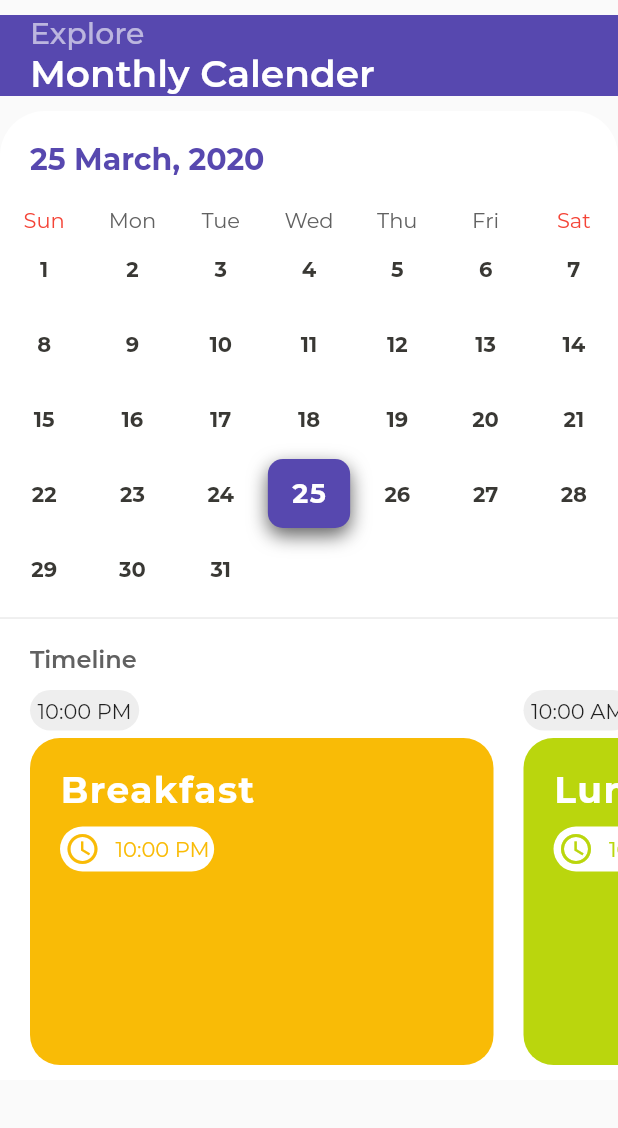
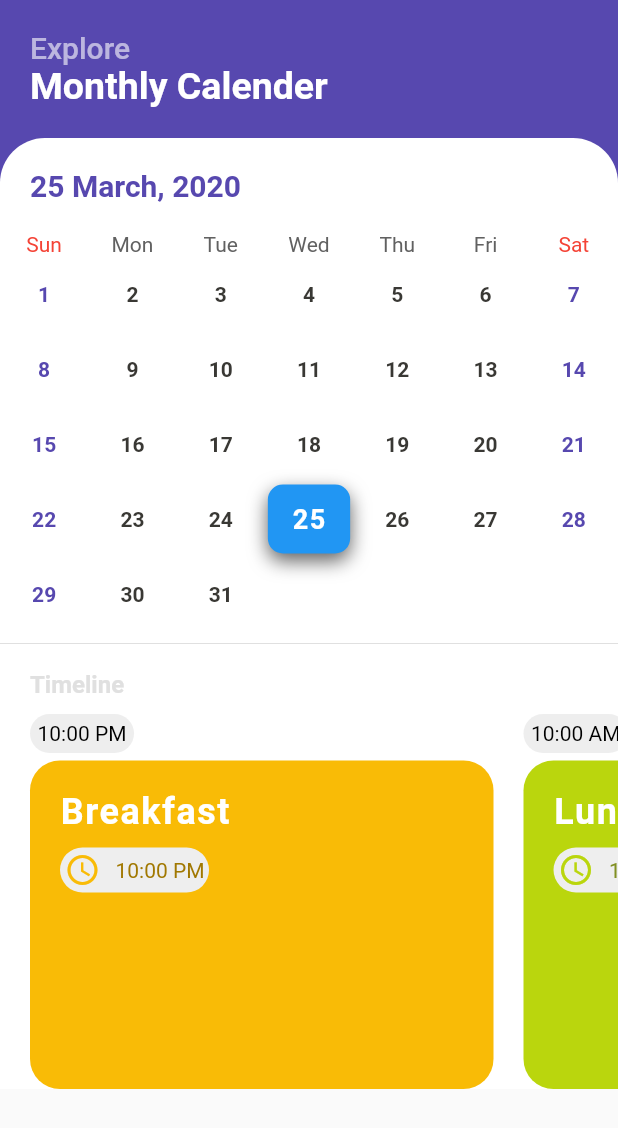
Before and after one commit to mohitagr1/Hostel_UI, a Flutter app: the CalendarScreen widget shown alone on an empty page, opened directly, on a phone screen of 412 x 824 dp. Shown: the top 1128 px of the screen. Run offline on Flutter 3.47's test engine with Material 2 defaults, Android fonts, the phone set to English and light mode, and no system bars; drawn by our look-alikes of table_calendar; our stand-ins replace flare_flutter, shared_preferences; missing offline and left inert: dart:ffi; accounts and stored records are empty; project files that could hold a hidden picture were left out.

Commit message:
Implemented DarkTheme

```diff
--- a/lib/models/Profile.dart
+++ b/lib/models/Profile.dart
@@ -1,10 +1,4 @@
-import 'dart:convert';
-
 import 'package:flutter/material.dart';
-import 'package:hoste_ui/models/hosteler.dart';
-import 'package:hoste_ui/services/http_service.dart';
-import 'package:provider/provider.dart';
-
 class Profile {
   final String imageAddress;
   final String name;
--- /dev/null
+++ b/lib/models/themecolors.dart
@@ -0,0 +1,96 @@
+import 'package:flutter/material.dart';
+
+class ThemeColors extends ChangeNotifier {
+  ThemeColors() {
+    getMainBackgroundColor();
+  }
+
+  int indexNo = 0;
+  final List<Color> primarycolor = [Color(0xff5748AF), Colors.black];
+  final List<Color> accentcolor = [Colors.white, Color(0xff212121)];
+
+  final List<Color> mainBackgroundColor = [Color(0xff5748AF), Colors.black];
+  final List<Color> calBackgorundColor = [Colors.white, Color(0xff212121)];
+
+
+  final List<Color> initialDateColor = [Color(0xff5748AF), Colors.white];
+  final List<Color> weekendColors = [Color(0xff5748AF), Colors.grey[400]];
+  final List<Color> weekdayColors = [Color(0xff393834), Colors.grey[700]];
+
+
+  final List<Color> timelineBackColor = [Colors.grey[200], Colors.grey[800]];
+  final List<Color> timelineTextColor = [Colors.black, Colors.white];
+
+  final Map<int, List<Color>> mealTimeColorBack = {
+    1: [Color(0xffa17801), Color(0xff819023), Color(0xffa51c4b)],
+    0: [Color(0xffF9BB06), Color(0xffBAD60D), Colors.pink]
+  };
+
+  final Map<int, List<Color>> mealTimeColorText = {
+    0: [Color(0xffa17801), Color(0xff819023), Color(0xffa51c4b)],
+    1: [Colors.grey[300], Colors.grey[300], Colors.grey[300]]
+  };
+
+  final List<Color> bottomBarText = [Color(0xff5748AF), Colors.grey[300]];
+  final List<Color> bottomBarBackgoundColor = [Colors.white, Colors.black];
+
+
+
+  Color getbottomBarBackgoundColor() {
+    return bottomBarBackgoundColor[indexNo];
+  }
+
+  Color getBottomBarText() {
+    return bottomBarText[indexNo];
+  }
+
+  Color getmealTimeColorText(int index) {
+    return mealTimeColorText[indexNo][index];
+  }
+
+  Color getmealTimeColorBack(int index) {
+    return mealTimeColorBack[indexNo][index];
+  }
+
+  Color getTimelineBackColor() {
+    return timelineBackColor[indexNo];
+  }
+
+  Color getTimelineTextColor() {
+    return timelineTextColor[indexNo];
+  }
+
+  Color getWeekDayColors() {
+    return weekdayColors[indexNo];
+  }
+
+  Color getWeekendColors() {
+    return weekendColors[indexNo];
+  }
+
+  Color getPrimaryColor() {
+    return primarycolor[indexNo];
+  }
+
+  Color getInitialDateColor() {
+    return initialDateColor[indexNo];
+  }
+
+  Color getAccentcolor() {
+    return accentcolor[indexNo];
+  }
+
+  setIndexNo(int gg) {
+    indexNo = gg;
+    print(indexNo);
+    notifyListeners();
+  }
+
+  Color getMainBackgroundColor() {
+    return mainBackgroundColor[indexNo];
+  }
+
+  Color getCalBackgorundColor() {
+    return calBackgorundColor[indexNo];
+  }
+}
--- a/lib/screens/calendar_screen.dart
+++ b/lib/screens/calendar_screen.dart
@@ -1,19 +1,26 @@
 import 'package:flutter/material.dart';
+import 'package:hoste_ui/models/themecolors.dart';
 import 'package:hoste_ui/widgets/calendar_header.dart';
 import 'package:hoste_ui/widgets/my_custom_calendar/my_calendar_2.dart';
 import 'package:hoste_ui/widgets/timelines.dart';
+import 'package:provider/provider.dart';
 
 class CalendarScreen extends StatelessWidget {
   @override
   Widget build(BuildContext context) {
+
+    ThemeColors colors = Provider.of<ThemeColors>(context);
+
     return SingleChildScrollView(
       child: Column(
         children: <Widget>[
           CalendarHeader(),
           Container(
+            color: colors.getPrimaryColor(),//Theme.of(context).primaryColor,
+            child: Container(
               // height: MediaQuery.of(context).size.height,
               decoration: BoxDecoration(
-                color: Theme.of(context).accentColor,
+                color: colors.getAccentcolor(),
                 borderRadius: BorderRadius.only(
                   topLeft: Radius.circular(30),
                   topRight: Radius.circular(30),
@@ -28,20 +35,20 @@
                     padding: EdgeInsets.symmetric(horizontal: 20, vertical: 10),
                     child: Container(
                       alignment: Alignment.centerLeft,
-                      child: Text(
-                        "Timeline",
+                      child: Text("Timeline",
                           style: TextStyle(
                               fontSize: 16,
                               fontWeight: FontWeight.w600,
-                            color: Colors.grey[700]),
+                              color:
+                                  Theme.of(context).accentColor == Colors.white
+                                      ? Colors.grey[700]
+                                      : Colors.grey[300]) //Colors.grey[700]),
                           ),
                     ),
                   ),
                   MealTimeLine(),
-                  SizedBox(
-                    height: 10,
-                  )
                 ],
+              ),
             ),
           )
         ],
--- a/lib/screens/profile_screen.dart
+++ b/lib/screens/profile_screen.dart
@@ -1,7 +1,9 @@
 import 'package:flutter/material.dart';
 import 'package:hoste_ui/models/Profile.dart';
 import 'package:hoste_ui/models/index.dart';
+import 'package:hoste_ui/models/themecolors.dart';
 import 'package:hoste_ui/services/http_service.dart';
+import 'package:provider/provider.dart';
 
 class ProfileScreen extends StatefulWidget {
   @override
@@ -27,9 +29,11 @@
 
   @override
   Widget build(BuildContext context) {
+    ThemeColors colors = Provider.of<ThemeColors>(context);
     _height = MediaQuery.of(context).size.height;
     return SingleChildScrollView(
       child: Container(
+        color: colors.getAccentcolor(),
         height: MediaQuery.of(context).size.height,
         child: Column(
           children: <Widget>[
@@ -39,7 +43,7 @@
                 Container(
                   height: _height * _headerRatio,
                   decoration: BoxDecoration(
-                    color: Theme.of(context).primaryColor,
+                    color: colors.getPrimaryColor(),
                     borderRadius: BorderRadius.only(
                       bottomLeft: Radius.circular(20),
                     ),
--- a/lib/widgets/calendar_header.dart
+++ b/lib/widgets/calendar_header.dart
@@ -1,20 +1,27 @@
 import 'package:flutter/material.dart';
+import 'package:hoste_ui/models/themecolors.dart';
+import 'package:provider/provider.dart';
 
 class CalendarHeader extends StatelessWidget {
+
   @override
   Widget build(BuildContext context) {
+    final ThemeColors colors = Provider.of<ThemeColors>(context);
     return Padding(
-      padding: EdgeInsets.symmetric(vertical: 10),
+      padding: EdgeInsets.symmetric(vertical: 0),
       child: Container(
         // height: 80.0,
         width: MediaQuery.of(context).size.width,
-        color: Theme.of(context).primaryColor,
+        color: colors.getPrimaryColor(),
         child: Padding(
           padding: EdgeInsets.symmetric(horizontal: 20),
           child: Column(
             mainAxisAlignment: MainAxisAlignment.center,
             crossAxisAlignment: CrossAxisAlignment.start,
             children: <Widget>[
+              SizedBox(
+                height: 20,
+              ),
               Text(
                 "Explore",
                 style: TextStyle(
@@ -29,7 +36,10 @@
                     color: Colors.white,
                     fontWeight: FontWeight.w600,
                     fontSize: 25),
-              )
+              ),
+              SizedBox(
+                height: 20,
+              ),
             ],
           ),
         ),
--- a/lib/widgets/my_calendar.dart
+++ b/lib/widgets/my_calendar.dart
@@ -1,6 +1,8 @@
 import 'package:flutter/cupertino.dart';
 import 'package:flutter/material.dart';
+import 'package:hoste_ui/models/themecolors.dart';
 import 'package:intl/intl.dart';
+import 'package:provider/provider.dart';
 import 'package:table_calendar/table_calendar.dart';
 
 final List<String> dowList = ['Mon', 'Tue', 'Wed', 'Thu', 'Fri', 'Sat', 'Sun'];
@@ -31,6 +33,7 @@
 
   @override
   Widget build(BuildContext context) {
+    ThemeColors colors = Provider.of<ThemeColors>(context);
     return Container(
       // height: MediaQuery.of(context).size.height,
       // color: Colors.red,
@@ -40,7 +43,7 @@
         calendarStyle: CalendarStyle(
           outsideDaysVisible: false,
           weekendStyle: TextStyle(
-            color: Color(0xff393834),
+            color: Colors.green,
             fontWeight: FontWeight.bold,
           ),
           weekdayStyle: TextStyle(
--- a/lib/widgets/my_custom_calendar/custom_calendar_header.dart
+++ b/lib/widgets/my_custom_calendar/custom_calendar_header.dart
@@ -1,5 +1,7 @@
 import 'package:flutter/material.dart';
+import 'package:hoste_ui/models/themecolors.dart';
 import 'package:intl/intl.dart';
+import 'package:provider/provider.dart';
 
 class CustomCalendarHeader extends StatefulWidget {
   final DateTime headerDate;
@@ -22,6 +24,7 @@
 
   @override
   Widget build(BuildContext context) {
+    ThemeColors colors = Provider.of<ThemeColors>(context);
     return Padding(
       padding: EdgeInsets.symmetric(horizontal: 20, vertical: 20),
       child: GestureDetector(
@@ -30,7 +33,7 @@
           child: Text(
             DateFormat("d MMMM, y").format(widget.headerDate),
             style: TextStyle(
-                color: Theme.of(context).primaryColor,
+                color: colors.getInitialDateColor(),
                 fontSize: 20,
                 fontWeight: FontWeight.bold),
           ),
--- a/lib/widgets/my_custom_calendar/my_calendar_2.dart
+++ b/lib/widgets/my_custom_calendar/my_calendar_2.dart
@@ -1,4 +1,6 @@
 import 'package:flutter/material.dart';
+import 'package:hoste_ui/models/themecolors.dart';
+import 'package:provider/provider.dart';
 import 'package:table_calendar/table_calendar.dart';
 
 import 'custom_calendar_header.dart';
@@ -30,6 +32,8 @@
 
   @override
   Widget build(BuildContext context) {
+
+    ThemeColors colors = Provider.of<ThemeColors>(context);
     return Center(
       child: Container(
         child: Column(
@@ -43,11 +47,11 @@
               calendarStyle: CalendarStyle(
                 outsideDaysVisible: false,
                 weekendStyle: TextStyle(
-                  color: Color(0xff393834),
+                  color: colors.getWeekendColors(),
                   fontWeight: FontWeight.bold,
                 ),
                 weekdayStyle: TextStyle(
-                  color: Color(0xff393834),
+                  color: colors.getWeekDayColors(),//Color(0xff393834),
                   fontWeight: FontWeight.bold,
                 ),
               ),
--- a/lib/widgets/timelines.dart
+++ b/lib/widgets/timelines.dart
@@ -1,17 +1,20 @@
 import 'package:flutter/material.dart';
 import 'package:hoste_ui/models/meals.dart';
+import 'package:hoste_ui/models/themecolors.dart';
+import 'package:provider/provider.dart';
 
 class MealTimeLine extends StatelessWidget {
   @override
   Widget build(BuildContext context) {
+    ThemeColors colors = Provider.of<ThemeColors>(context);
     return Container(
       height: 250,
       child: ListView.builder(
         scrollDirection: Axis.horizontal,
         padding: EdgeInsets.only(left: 20),
         itemCount: mealList.length,
-        itemBuilder: (BuildContext context, int index) {
-          Meals mealTimeline = mealList[index];
+        itemBuilder: (BuildContext context, int index4) {
+          Meals mealTimeline = mealList[index4];
           return Stack(
             children: <Widget>[
               Column(
@@ -20,11 +23,12 @@
                   Container(
                     padding: EdgeInsets.all(5),
                     decoration: BoxDecoration(
-                      color: Colors.grey[200],
+                      color: colors.getTimelineBackColor(),
                       borderRadius: BorderRadius.circular(20),
                     ),
                     child: Text(
                       mealTimeline.mealOffTime,
+                      style: TextStyle(color: colors.getTimelineTextColor()),
                     ),
                   ),
                   SizedBox(
@@ -36,7 +40,7 @@
                         Container(
                           width: MediaQuery.of(context).size.width * (3 / 4),
                           decoration: BoxDecoration(
-                            color: mealTimeline.color,
+                            color: colors.getmealTimeColorBack(index4),//mealTimeline.color,
                             borderRadius: BorderRadius.circular(20.0),
                           ),
                           child: Padding(
@@ -48,7 +52,7 @@
                                   mealTimeline.mealType,
                                   style: TextStyle(
                                       fontSize: 24.0,
-                                      color: Theme.of(context).accentColor,
+                                      color: colors.getAccentcolor(),
                                       fontWeight: FontWeight.bold,
                                       letterSpacing: 1.0),
                                 ),
@@ -58,7 +62,7 @@
                                 Container(
                                   decoration: BoxDecoration(
                                     borderRadius: BorderRadius.circular(50),
-                                    color: Theme.of(context).accentColor,
+                                    color: colors.getTimelineBackColor(),
                                   ),
                                   child: Padding(
                                     padding: EdgeInsets.all(3.0),
@@ -67,7 +71,7 @@
                                       children: <Widget>[
                                         Icon(
                                           Icons.access_time,
-                                          color: mealTimeline.color,
+                                          color: colors.getmealTimeColorBack(index4),
                                         ),
                                         SizedBox(
                                           width: 10,
@@ -75,7 +79,7 @@
                                         Text(
                                           mealTimeline.mealOffTime,
                                           style: TextStyle(
-                                              color: mealTimeline.color),
+                                              color: colors.getmealTimeColorText(index4)),
                                         ),
                                       ],
                                     ),
```
Also changed, not shown: lib/main.dart (+11 -8 lines), lib/screens/home_screen.dart (+43 -13 lines), lib/screens/login_screen.dart (+12 -5 lines), lib/services/http_service.dart (+6 -8 lines). Lines whose indentation alone changed are shown as unchanged.
